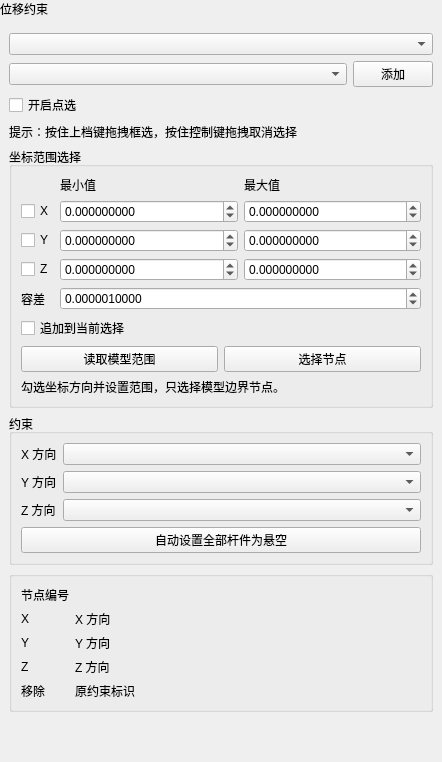
Before: the Qt Designer form plugins/Base_PhysicalField/DisplacementConstraintWidget.ui in asd977/base_cae, drawn with Qt 5.
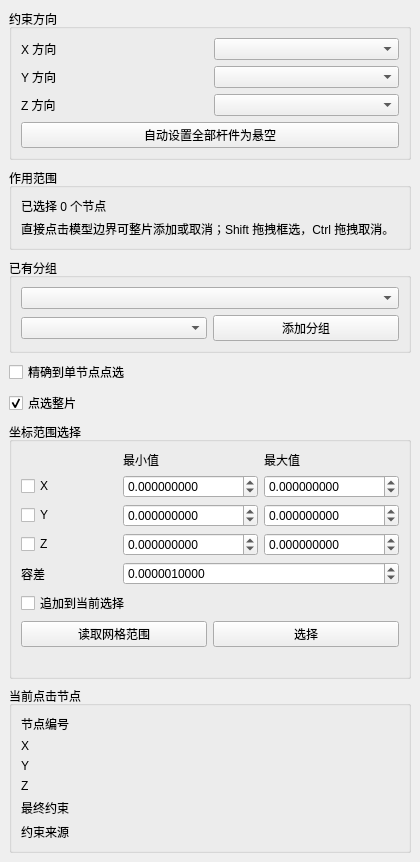
After: the same form once the commit is applied. Custom widgets are drawn as their Qt base class.

```diff
--- a/plugins/Base_PhysicalField/DisplacementConstraintWidget.ui
+++ b/plugins/Base_PhysicalField/DisplacementConstraintWidget.ui
@@ -3,155 +3,109 @@
  <class>DisplacementConstraintWidget</class>
  <widget class="QWidget" name="DisplacementConstraintWidget">
   <property name="geometry">
-   <rect>
-    <x>0</x>
-    <y>0</y>
-    <width>442</width>
-    <height>762</height>
-   </rect>
+   <rect><x>0</x><y>0</y><width>420</width><height>700</height></rect>
   </property>
-  <property name="minimumSize">
-   <size>
-    <width>0</width>
-    <height>0</height>
-   </size>
-  </property>
-  <property name="windowTitle">
-   <string>位移约束</string>
-  </property>
+  <property name="windowTitle"><string>位移约束</string></property>
   <layout class="QVBoxLayout" name="verticalLayout">
-   <property name="leftMargin">
-    <number>0</number>
-   </property>
-   <property name="topMargin">
-    <number>0</number>
-   </property>
-   <property name="rightMargin">
-    <number>0</number>
-   </property>
-   <property name="bottomMargin">
-    <number>0</number>
-   </property>
-   <item>
-    <widget class="QLabel" name="pageHeaderLabel">
-     <property name="visible">
-      <bool>false</bool>
-     </property>
-     <property name="sizePolicy">
-      <sizepolicy hsizetype="Preferred" vsizetype="Fixed">
-       <horstretch>0</horstretch>
-       <verstretch>0</verstretch>
-      </sizepolicy>
-     </property>
-     <property name="text">
-      <string>位移约束</string>
-     </property>
-    </widget>
-   </item>
+   <property name="leftMargin"><number>0</number></property>
+   <property name="topMargin"><number>0</number></property>
+   <property name="rightMargin"><number>0</number></property>
+   <property name="bottomMargin"><number>0</number></property>
    <item>
     <layout class="QVBoxLayout" name="contentLayout">
-     <property name="leftMargin">
-      <number>9</number>
-     </property>
-     <property name="topMargin">
-      <number>9</number>
-     </property>
-     <property name="rightMargin">
-      <number>9</number>
-     </property>
-     <property name="bottomMargin">
-      <number>9</number>
-     </property>
-     <property name="spacing">
-      <number>6</number>
-     </property>
+     <property name="leftMargin"><number>9</number></property>
+     <property name="topMargin"><number>9</number></property>
+     <property name="rightMargin"><number>9</number></property>
+     <property name="bottomMargin"><number>9</number></property>
+     <property name="spacing"><number>8</number></property>
+
      <item>
-      <widget class="QWidget" name="widget_2" native="true">
-       <property name="sizePolicy">
-        <sizepolicy hsizetype="Preferred" vsizetype="Preferred">
-         <horstretch>0</horstretch>
-         <verstretch>0</verstretch>
-        </sizepolicy>
-       </property>
-       <property name="minimumSize">
-        <size>
-         <width>0</width>
-         <height>0</height>
-        </size>
-       </property>
-       <layout class="QVBoxLayout" name="verticalLayout_3">
-        <item>
-         <widget class="CustomComboBox" name="comboBoxDim">
-          <property name="minimumSize">
-           <size>
-            <width>10</width>
-            <height>0</height>
-           </size>
-          </property>
+      <widget class="QGroupBox" name="groupBox">
+       <property name="title"><string>约束方向</string></property>
+       <layout class="QGridLayout" name="gridLayout">
+        <property name="horizontalSpacing"><number>8</number></property>
+        <property name="verticalSpacing"><number>6</number></property>
+        <item row="0" column="0"><widget class="QLabel" name="labelUx"><property name="text"><string>X 方向</string></property></widget></item>
+        <item row="0" column="1"><widget class="QComboBox" name="UXLineEdit"/></item>
+        <item row="1" column="0"><widget class="QLabel" name="labelUy"><property name="text"><string>Y 方向</string></property></widget></item>
+        <item row="1" column="1"><widget class="QComboBox" name="UYLineEdit"/></item>
+        <item row="2" column="0"><widget class="QLabel" name="labelUz"><property name="text"><string>Z 方向</string></property></widget></item>
+        <item row="2" column="1"><widget class="QComboBox" name="UZLineEdit"/></item>
+        <item row="3" column="0" colspan="2">
+         <widget class="QPushButton" name="btnSetAllBarsSuspended">
+          <property name="toolTip"><string>选择全部杆单元节点，并将各方向设置为悬空杆件节点</string></property>
+          <property name="text"><string>自动设置全部杆件为悬空</string></property>
          </widget>
         </item>
+       </layout>
+      </widget>
+     </item>
+
+     <item>
+      <widget class="QGroupBox" name="selectionGroupBox">
+       <property name="title"><string>作用范围</string></property>
+       <layout class="QVBoxLayout" name="selectionLayout">
+        <property name="spacing"><number>5</number></property>
         <item>
-         <layout class="QHBoxLayout" name="horizontalLayoutGroupSelect">
-          <item>
-           <widget class="CustomComboBox" name="comboBoxGroup">
-            <property name="minimumSize">
-             <size>
-              <width>10</width>
-              <height>0</height>
-             </size>
-            </property>
-           </widget>
-          </item>
-          <item>
-           <widget class="QPushButton" name="btnBatchAdd">
-            <property name="sizePolicy">
-             <sizepolicy hsizetype="Fixed" vsizetype="Fixed">
-              <horstretch>0</horstretch>
-              <verstretch>0</verstretch>
-             </sizepolicy>
-            </property>
-            <property name="text">
-             <string>添加</string>
-            </property>
-           </widget>
-          </item>
-          <property name="leftMargin">
-           <number>0</number>
-          </property>
-          <property name="topMargin">
-           <number>0</number>
-          </property>
-          <property name="rightMargin">
-           <number>0</number>
-          </property>
-          <property name="bottomMargin">
-           <number>0</number>
-          </property>
-         </layout>
-        </item>
-        <item>
-         <widget class="QCheckBox" name="pickEnableCheckBox">
-          <property name="toolTip">
-           <string>开启后可直接单击网格节点进行选择；关闭后便于操作视图</string>
-          </property>
-          <property name="text">
-           <string>开启点选</string>
-          </property>
-          <property name="checked">
-           <bool>false</bool>
-          </property>
+         <widget class="QLabel" name="overlapSummaryLabel">
+          <property name="text"><string>已选择 0 个节点</string></property>
+          <property name="wordWrap"><bool>true</bool></property>
          </widget>
         </item>
         <item>
          <widget class="QLabel" name="boxSelectHintLabel">
-          <property name="text">
-           <string>提示：按住上档键拖拽框选，按住控制键拖拽取消选择</string>
-          </property>
-          <property name="wordWrap">
-           <bool>false</bool>
-          </property>
+          <property name="text"><string>直接点击模型边界可整片添加或取消；Shift 拖拽框选，Ctrl 拖拽取消。</string></property>
+          <property name="wordWrap"><bool>true</bool></property>
          </widget>
         </item>
+       </layout>
+      </widget>
+     </item>
+
+     <item>
+      <widget class="QWidget" name="advancedPanel" native="true">
+       <property name="visible"><bool>true</bool></property>
+       <layout class="QVBoxLayout" name="advancedLayout">
+        <property name="leftMargin"><number>0</number></property>
+        <property name="topMargin"><number>0</number></property>
+        <property name="rightMargin"><number>0</number></property>
+        <property name="bottomMargin"><number>0</number></property>
+        <property name="spacing"><number>7</number></property>
+
+        <item>
+         <widget class="QGroupBox" name="groupSelectionBox">
+          <property name="title"><string>已有分组</string></property>
+          <layout class="QVBoxLayout" name="groupSelectionLayout">
+           <item><widget class="CustomComboBox" name="comboBoxDim"/></item>
+           <item>
+            <layout class="QHBoxLayout" name="horizontalLayoutGroupSelect">
+             <item><widget class="CustomComboBox" name="comboBoxGroup"/></item>
+             <item>
+              <widget class="QPushButton" name="btnBatchAdd">
+               <property name="text"><string>添加分组</string></property>
+              </widget>
+             </item>
+            </layout>
+           </item>
+          </layout>
+         </widget>
+        </item>
+
+        <item>
+         <widget class="QCheckBox" name="pickEnableCheckBox">
+          <property name="toolTip"><string>开启后，单击只选择一个节点；关闭后恢复默认的整片边界选择</string></property>
+          <property name="text"><string>精确到单节点点选</string></property>
+          <property name="checked"><bool>false</bool></property>
+         </widget>
+        </item>
+        <item>
+         <widget class="QCheckBox" name="smartPatchCheckBox">
+          <property name="visible"><bool>false</bool></property>
+          <property name="text"><string>点选整片</string></property>
+          <property name="checked"><bool>true</bool></property>
+         </widget>
+        </item>
+
         <item>
          <widget class="QGroupBox" name="coordinateRangeGroupBox">
           <property name="toolTip">
@@ -166,464 +120,63 @@
            </property>
            <item>
             <layout class="QGridLayout" name="coordinateRangeGridLayout">
-             <item row="0" column="1">
-              <widget class="QLabel" name="coordinateMinLabel">
-               <property name="text">
-                <string>最小值</string>
-               </property>
-              </widget>
-             </item>
-             <item row="0" column="2">
-              <widget class="QLabel" name="coordinateMaxLabel">
-               <property name="text">
-                <string>最大值</string>
-               </property>
-              </widget>
-             </item>
-             <item row="1" column="0">
-              <widget class="QCheckBox" name="coordXCheckBox">
-               <property name="text">
-                <string>X</string>
-               </property>
-              </widget>
-             </item>
-             <item row="1" column="1">
-              <widget class="QDoubleSpinBox" name="xMinSpinBox">
-               <property name="decimals"><number>9</number></property>
-               <property name="minimum"><double>-1000000000000.000000000000000</double></property>
-               <property name="maximum"><double>1000000000000.000000000000000</double></property>
-               <property name="keyboardTracking"><bool>false</bool></property>
-              </widget>
-             </item>
-             <item row="1" column="2">
-              <widget class="QDoubleSpinBox" name="xMaxSpinBox">
-               <property name="decimals"><number>9</number></property>
-               <property name="minimum"><double>-1000000000000.000000000000000</double></property>
-               <property name="maximum"><double>1000000000000.000000000000000</double></property>
-               <property name="keyboardTracking"><bool>false</bool></property>
-              </widget>
-             </item>
-             <item row="2" column="0">
-              <widget class="QCheckBox" name="coordYCheckBox">
-               <property name="text">
-                <string>Y</string>
-               </property>
-              </widget>
-             </item>
-             <item row="2" column="1">
-              <widget class="QDoubleSpinBox" name="yMinSpinBox">
-               <property name="decimals"><number>9</number></property>
-               <property name="minimum"><double>-1000000000000.000000000000000</double></property>
-               <property name="maximum"><double>1000000000000.000000000000000</double></property>
-               <property name="keyboardTracking"><bool>false</bool></property>
-              </widget>
-             </item>
-             <item row="2" column="2">
-              <widget class="QDoubleSpinBox" name="yMaxSpinBox">
-               <property name="decimals"><number>9</number></property>
-               <property name="minimum"><double>-1000000000000.000000000000000</double></property>
-               <property name="maximum"><double>1000000000000.000000000000000</double></property>
-               <property name="keyboardTracking"><bool>false</bool></property>
-              </widget>
-             </item>
-             <item row="3" column="0">
-              <widget class="QCheckBox" name="coordZCheckBox">
-               <property name="text">
-                <string>Z</string>
-               </property>
-              </widget>
-             </item>
-             <item row="3" column="1">
-              <widget class="QDoubleSpinBox" name="zMinSpinBox">
-               <property name="decimals"><number>9</number></property>
-               <property name="minimum"><double>-1000000000000.000000000000000</double></property>
-               <property name="maximum"><double>1000000000000.000000000000000</double></property>
-               <property name="keyboardTracking"><bool>false</bool></property>
-              </widget>
-             </item>
-             <item row="3" column="2">
-              <widget class="QDoubleSpinBox" name="zMaxSpinBox">
-               <property name="decimals"><number>9</number></property>
-               <property name="minimum"><double>-1000000000000.000000000000000</double></property>
-               <property name="maximum"><double>1000000000000.000000000000000</double></property>
-               <property name="keyboardTracking"><bool>false</bool></property>
-              </widget>
-             </item>
-             <item row="4" column="0">
-              <widget class="QLabel" name="coordinateToleranceLabel">
- <property name="sizePolicy">
-  <sizepolicy hsizetype="Fixed" vsizetype="Preferred">
-   <horstretch>0</horstretch>
-   <verstretch>0</verstretch>
-  </sizepolicy>
- </property>
-               <property name="text">
-                <string>容差</string>
-               </property>
-               <property name="wordWrap">
-  <bool>false</bool>
- </property>
-</widget>
-             </item>
-             <item row="4" column="1" colspan="2">
-              <widget class="QDoubleSpinBox" name="coordToleranceSpinBox">
-               <property name="toolTip">
-                <string>筛选时自动向最小值和最大值两侧扩展该容差，可处理浮点坐标误差</string>
-               </property>
-               <property name="decimals"><number>10</number></property>
-               <property name="minimum"><double>0.000000000000000</double></property>
-               <property name="maximum"><double>1000000000.000000000000000</double></property>
-               <property name="value"><double>0.000001000000000</double></property>
-               <property name="keyboardTracking"><bool>false</bool></property>
-              </widget>
-             </item>
+             <item row="0" column="1"><widget class="QLabel" name="coordinateMinLabel"><property name="text"><string>最小值</string></property></widget></item>
+             <item row="0" column="2"><widget class="QLabel" name="coordinateMaxLabel"><property name="text"><string>最大值</string></property></widget></item>
+             <item row="1" column="0"><widget class="QCheckBox" name="coordXCheckBox"><property name="text"><string>X</string></property></widget></item>
+             <item row="1" column="1"><widget class="QDoubleSpinBox" name="xMinSpinBox"><property name="decimals"><number>9</number></property><property name="minimum"><double>-1000000000000.000000000000000</double></property><property name="maximum"><double>1000000000000.000000000000000</double></property><property name="keyboardTracking"><bool>false</bool></property></widget></item>
+             <item row="1" column="2"><widget class="QDoubleSpinBox" name="xMaxSpinBox"><property name="decimals"><number>9</number></property><property name="minimum"><double>-1000000000000.000000000000000</double></property><property name="maximum"><double>1000000000000.000000000000000</double></property><property name="keyboardTracking"><bool>false</bool></property></widget></item>
+             <item row="2" column="0"><widget class="QCheckBox" name="coordYCheckBox"><property name="text"><string>Y</string></property></widget></item>
+             <item row="2" column="1"><widget class="QDoubleSpinBox" name="yMinSpinBox"><property name="decimals"><number>9</number></property><property name="minimum"><double>-1000000000000.000000000000000</double></property><property name="maximum"><double>1000000000000.000000000000000</double></property><property name="keyboardTracking"><bool>false</bool></property></widget></item>
+             <item row="2" column="2"><widget class="QDoubleSpinBox" name="yMaxSpinBox"><property name="decimals"><number>9</number></property><property name="minimum"><double>-1000000000000.000000000000000</double></property><property name="maximum"><double>1000000000000.000000000000000</double></property><property name="keyboardTracking"><bool>false</bool></property></widget></item>
+             <item row="3" column="0"><widget class="QCheckBox" name="coordZCheckBox"><property name="text"><string>Z</string></property></widget></item>
+             <item row="3" column="1"><widget class="QDoubleSpinBox" name="zMinSpinBox"><property name="decimals"><number>9</number></property><property name="minimum"><double>-1000000000000.000000000000000</double></property><property name="maximum"><double>1000000000000.000000000000000</double></property><property name="keyboardTracking"><bool>false</bool></property></widget></item>
+             <item row="3" column="2"><widget class="QDoubleSpinBox" name="zMaxSpinBox"><property name="decimals"><number>9</number></property><property name="minimum"><double>-1000000000000.000000000000000</double></property><property name="maximum"><double>1000000000000.000000000000000</double></property><property name="keyboardTracking"><bool>false</bool></property></widget></item>
+             <item row="4" column="0"><widget class="QLabel" name="coordinateToleranceLabel"><property name="text"><string>容差</string></property></widget></item>
+             <item row="4" column="1" colspan="2"><widget class="QDoubleSpinBox" name="coordToleranceSpinBox"><property name="toolTip"><string>筛选时自动向最小值和最大值两侧扩展该容差</string></property><property name="decimals"><number>10</number></property><property name="minimum"><double>0.000000000000000</double></property><property name="maximum"><double>1000000000.000000000000000</double></property><property name="value"><double>0.000001000000000</double></property><property name="keyboardTracking"><bool>false</bool></property></widget></item>
             </layout>
            </item>
-           <item>
-            <widget class="QCheckBox" name="coordAppendCheckBox">
-             <property name="toolTip">
-              <string>未勾选时，坐标选择会替换当前节点选择</string>
-             </property>
-             <property name="text">
-              <string>追加到当前选择</string>
-             </property>
-            </widget>
-           </item>
+           <item><widget class="QCheckBox" name="coordAppendCheckBox"><property name="text"><string>追加到当前选择</string></property></widget></item>
            <item>
             <layout class="QHBoxLayout" name="coordinateButtonLayout">
-             <item>
-              <widget class="QPushButton" name="btnUseMeshBounds">
-               <property name="toolTip">
-                <string>将 X、Y、Z 最小值和最大值填充为当前网格范围</string>
-               </property>
-               <property name="text">
-                <string>读取模型范围</string>
-               </property>
-              </widget>
-             </item>
-             <item>
-              <widget class="QPushButton" name="btnSelectByCoordinate">
-               <property name="toolTip">
-                <string>选择满足坐标范围的外边界节点；杆、梁线网格按线节点筛选</string>
-               </property>
-               <property name="text">
-                <string>选择节点</string>
-               </property>
-              </widget>
-             </item>
+             <item><widget class="QPushButton" name="btnUseMeshBounds"><property name="text"><string>读取网格范围</string></property></widget></item>
+             <item><widget class="QPushButton" name="btnSelectByCoordinate"><property name="text"><string>选择</string></property></widget></item>
             </layout>
            </item>
-           <item>
-            <widget class="QLabel" name="coordinateResultLabel">
-             <property name="text">
-              <string>勾选坐标方向并设置范围，只选择模型边界节点。</string>
-             </property>
-             <property name="wordWrap">
-              <bool>true</bool>
-             </property>
-            </widget>
-           </item>
+           <item><widget class="QLabel" name="coordinateResultLabel"><property name="text"><string/></property><property name="wordWrap"><bool>true</bool></property></widget></item>
           </layout>
          </widget>
         </item>
-        <item>
-         <widget class="QGroupBox" name="groupBox">
-          <property name="title">
-           <string>约束</string>
-          </property>
-          <layout class="QGridLayout" name="gridLayout">
-           <item row="0" column="0">
-            <widget class="QLabel" name="label_3">
- <property name="sizePolicy">
-  <sizepolicy hsizetype="Fixed" vsizetype="Preferred">
-   <horstretch>0</horstretch>
-   <verstretch>0</verstretch>
-  </sizepolicy>
- </property>
-             <property name="text">
-              <string>X 方向</string>
-             </property>
-             <property name="wordWrap">
-  <bool>false</bool>
- </property>
-</widget>
-           </item>
-           <item row="0" column="1">
-            <widget class="QComboBox" name="UXLineEdit">
-             <property name="minimumSize">
-              <size>
-               <width>10</width>
-               <height>0</height>
-              </size>
-             </property>
-            </widget>
-           </item>
-           <item row="1" column="0">
-            <widget class="QLabel" name="label_4">
- <property name="sizePolicy">
-  <sizepolicy hsizetype="Fixed" vsizetype="Preferred">
-   <horstretch>0</horstretch>
-   <verstretch>0</verstretch>
-  </sizepolicy>
- </property>
-             <property name="text">
-              <string>Y 方向</string>
-             </property>
-             <property name="wordWrap">
-  <bool>false</bool>
- </property>
-</widget>
-           </item>
-           <item row="1" column="1">
-            <widget class="QComboBox" name="UYLineEdit">
-             <property name="minimumSize">
-              <size>
-               <width>10</width>
-               <height>0</height>
-              </size>
-             </property>
-            </widget>
-           </item>
-           <item row="2" column="0">
-            <widget class="QLabel" name="label_5">
- <property name="sizePolicy">
-  <sizepolicy hsizetype="Fixed" vsizetype="Preferred">
-   <horstretch>0</horstretch>
-   <verstretch>0</verstretch>
-  </sizepolicy>
- </property>
-             <property name="text">
-              <string>Z 方向</string>
-             </property>
-             <property name="wordWrap">
-  <bool>false</bool>
- </property>
-</widget>
-           </item>
-           <item row="2" column="1">
-            <widget class="QComboBox" name="UZLineEdit">
-             <property name="minimumSize">
-              <size>
-               <width>10</width>
-               <height>0</height>
-              </size>
-             </property>
-            </widget>
-           </item>
-           <item row="3" column="0" colspan="2">
-            <widget class="QPushButton" name="btnSetAllBarsSuspended">
-             <property name="toolTip">
-              <string>选择全部杆单元节点，并将各方向设置为悬空杆件节点</string>
-             </property>
-             <property name="text">
-              <string>自动设置全部杆件为悬空</string>
-             </property>
-            </widget>
-           </item>
-           <property name="leftMargin">
-            <number>9</number>
-           </property>
-           <property name="topMargin">
-            <number>9</number>
-           </property>
-           <property name="rightMargin">
-            <number>9</number>
-           </property>
-           <property name="bottomMargin">
-            <number>9</number>
-           </property>
-          </layout>
-         </widget>
-        </item>
+
         <item>
          <widget class="QGroupBox" name="groupBox_4">
-          <property name="sizePolicy">
-           <sizepolicy hsizetype="Preferred" vsizetype="Preferred">
-            <horstretch>0</horstretch>
-            <verstretch>0</verstretch>
-           </sizepolicy>
-          </property>
-          <property name="minimumSize">
-           <size>
-            <width>0</width>
-            <height>0</height>
-           </size>
-          </property>
+          <property name="title"><string>当前点击节点</string></property>
           <layout class="QGridLayout" name="gridLayout_4">
-           <item row="1" column="0">
-            <widget class="QLabel" name="label_6">
-             <property name="sizePolicy">
-           <sizepolicy hsizetype="Fixed" vsizetype="Preferred">
-            <horstretch>0</horstretch>
-            <verstretch>0</verstretch>
-           </sizepolicy>
-          </property>
-             <property name="text">
-              <string>X</string>
-             </property>
-             <property name="wordWrap">
-  <bool>false</bool>
- </property>
-</widget>
-           </item>
-           <item row="3" column="0">
-            <widget class="QLabel" name="label_8">
-             <property name="sizePolicy">
-           <sizepolicy hsizetype="Fixed" vsizetype="Preferred">
-            <horstretch>0</horstretch>
-            <verstretch>0</verstretch>
-           </sizepolicy>
-          </property>
-             <property name="text">
-              <string>Z</string>
-             </property>
-             <property name="wordWrap">
-  <bool>false</bool>
- </property>
-</widget>
-           </item>
-           <item row="2" column="1">
-            <widget class="QLabel" name="YLabel">
-             <property name="text">
-              <string>Y 方向</string>
-             </property>
-            </widget>
-           </item>
-           <item row="4" column="0">
-            <widget class="QLabel" name="label_10">
-             <property name="sizePolicy">
-           <sizepolicy hsizetype="Fixed" vsizetype="Preferred">
-            <horstretch>0</horstretch>
-            <verstretch>0</verstretch>
-           </sizepolicy>
-          </property>
-             <property name="text">
-              <string>移除</string>
-             </property>
-             <property name="wordWrap">
-  <bool>false</bool>
- </property>
-</widget>
-           </item>
-           <item row="4" column="1">
-            <widget class="QLabel" name="PrevUuidLabel">
-             <property name="text">
-              <string>原约束标识</string>
-             </property>
-            </widget>
-           </item>
-           <item row="1" column="1">
-            <widget class="QLabel" name="XLabel">
-             <property name="text">
-              <string>X 方向</string>
-             </property>
-            </widget>
-           </item>
-           <item row="2" column="0">
-            <widget class="QLabel" name="label_7">
-             <property name="sizePolicy">
-           <sizepolicy hsizetype="Fixed" vsizetype="Preferred">
-            <horstretch>0</horstretch>
-            <verstretch>0</verstretch>
-           </sizepolicy>
-          </property>
-             <property name="text">
-              <string>Y</string>
-             </property>
-             <property name="wordWrap">
-  <bool>false</bool>
- </property>
-</widget>
-           </item>
-           <item row="0" column="1">
-            <widget class="QLabel" name="IDLabel">
-             <property name="text">
-              <string />
-             </property>
-            </widget>
-           </item>
-           <item row="0" column="0">
-            <widget class="QLabel" name="label_2">
-             <property name="sizePolicy">
-           <sizepolicy hsizetype="Fixed" vsizetype="Preferred">
-            <horstretch>0</horstretch>
-            <verstretch>0</verstretch>
-           </sizepolicy>
-          </property>
-             <property name="minimumSize">
-              <size>
-               <width>0</width>
-               <height>0</height>
-              </size>
-             </property>
-             <property name="text">
-              <string>节点编号</string>
-             </property>
-             <property name="wordWrap">
-  <bool>false</bool>
- </property>
-</widget>
-           </item>
-           <item row="3" column="1">
-            <widget class="QLabel" name="ZLabel">
-             <property name="text">
-              <string>Z 方向</string>
-             </property>
-            </widget>
-           </item>
-           <property name="leftMargin">
-            <number>9</number>
-           </property>
-           <property name="topMargin">
-            <number>9</number>
-           </property>
-           <property name="rightMargin">
-            <number>9</number>
-           </property>
-           <property name="bottomMargin">
-            <number>9</number>
-           </property>
+           <item row="0" column="0"><widget class="QLabel" name="labelId"><property name="text"><string>节点编号</string></property></widget></item>
+           <item row="0" column="1"><widget class="QLabel" name="IDLabel"><property name="text"><string/></property></widget></item>
+           <item row="1" column="0"><widget class="QLabel" name="labelX"><property name="text"><string>X</string></property></widget></item>
+           <item row="1" column="1"><widget class="QLabel" name="XLabel"><property name="text"><string/></property></widget></item>
+           <item row="2" column="0"><widget class="QLabel" name="labelY"><property name="text"><string>Y</string></property></widget></item>
+           <item row="2" column="1"><widget class="QLabel" name="YLabel"><property name="text"><string/></property></widget></item>
+           <item row="3" column="0"><widget class="QLabel" name="labelZ"><property name="text"><string>Z</string></property></widget></item>
+           <item row="3" column="1"><widget class="QLabel" name="ZLabel"><property name="text"><string/></property></widget></item>
+           <item row="4" column="0"><widget class="QLabel" name="labelFinal"><property name="text"><string>最终约束</string></property></widget></item>
+           <item row="4" column="1"><widget class="QLabel" name="PrevUuidLabel"><property name="text"><string/></property><property name="wordWrap"><bool>true</bool></property></widget></item>
+           <item row="5" column="0"><widget class="QLabel" name="overlapSourceTitleLabel"><property name="text"><string>约束来源</string></property></widget></item>
+           <item row="5" column="1"><widget class="QLabel" name="OverlapSourceLabel"><property name="text"><string/></property><property name="wordWrap"><bool>true</bool></property></widget></item>
           </layout>
          </widget>
         </item>
-        <property name="leftMargin">
-         <number>0</number>
-        </property>
-        <property name="topMargin">
-         <number>0</number>
-        </property>
-        <property name="rightMargin">
-         <number>0</number>
-        </property>
-        <property name="bottomMargin">
-         <number>0</number>
-        </property>
        </layout>
       </widget>
      </item>
-     <item>
-      <spacer name="verticalSpacer">
-       <property name="orientation">
-        <enum>Qt::Vertical</enum>
-       </property>
-       <property name="sizeHint" stdset="0">
-        <size>
-         <width>20</width>
-         <height>40</height>
-        </size>
-       </property>
-      </spacer>
-     </item>
+
+     <item><spacer name="verticalSpacer"><property name="orientation"><enum>Qt::Vertical</enum></property><property name="sizeHint" stdset="0"><size><width>20</width><height>40</height></size></property></spacer></item>
     </layout>
    </item>
   </layout>
  </widget>
  <customwidgets>
-  <customwidget>
-   <class>CustomComboBox</class>
-   <extends>QComboBox</extends>
-   <header>CustomComboBox.h</header>
-  </customwidget>
+  <customwidget><class>CustomComboBox</class><extends>QComboBox</extends><header>CustomComboBox.h</header></customwidget>
  </customwidgets>
  <resources />
  <connections />
```
Left out of the diff: 18 changed lines with no effect on the pictures.
